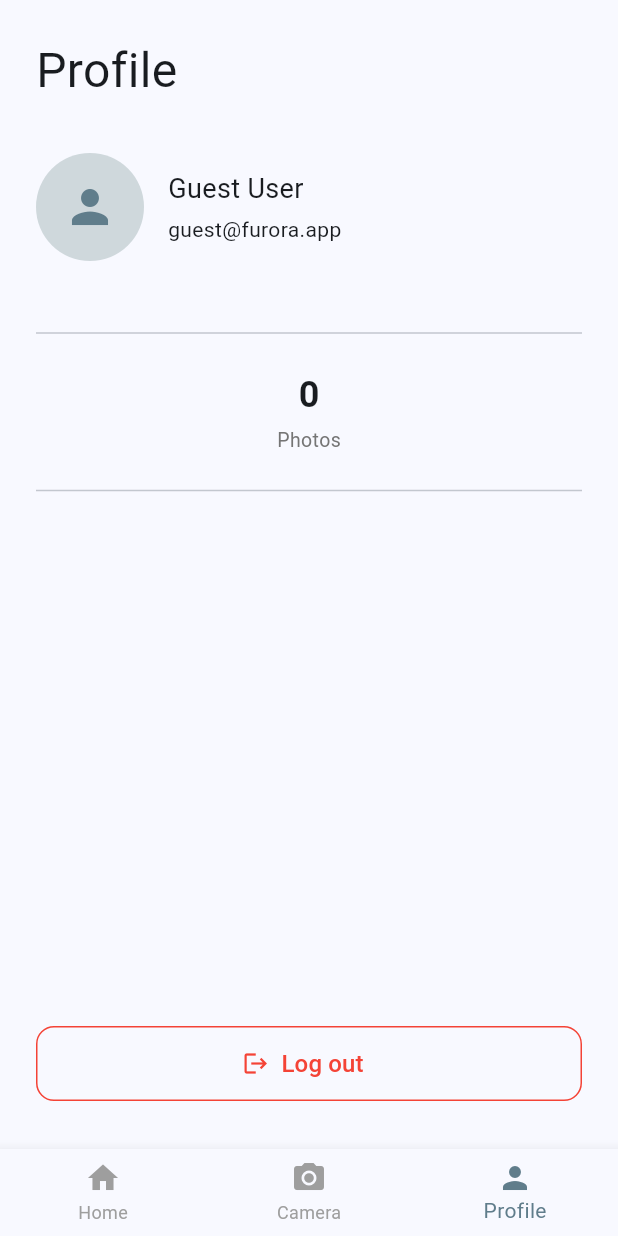
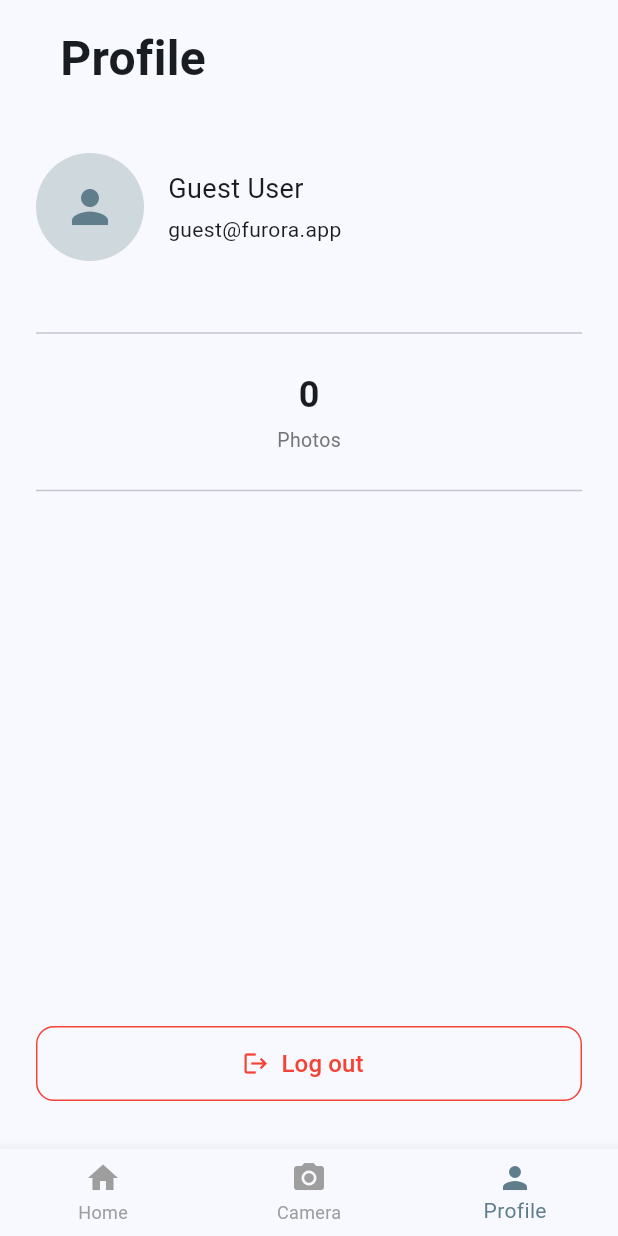
Before and after one commit to charleneTanataaa/Furora, a Flutter app: the MainNavigation screen opened directly, item 3 of the bottom bar chosen, on a phone screen of 412 x 824 dp. Run offline on Flutter 3.47's test engine with Material 3 defaults, Android fonts, the phone set to English and light mode, and no system bars; our stand-ins replace camera, shared_preferences; accounts and stored records are empty.

Commit message:
feat: logo front page and error-alignment profile

```diff
--- a/furora/lib/screen/profile_screen.dart
+++ b/furora/lib/screen/profile_screen.dart
@@ -21,10 +21,15 @@ class ProfilePage extends StatelessWidget {
         child: Column(
           crossAxisAlignment: CrossAxisAlignment.start,
           children: [
-            const SizedBox(height: 24),
-            const Text(
+            const Padding(
+              padding: EdgeInsets.fromLTRB(16, 16, 16, 8),
+              child: Text(
               'Profile',
-              style: TextStyle(fontSize: 32),
+              style: TextStyle(
+                fontSize: 32,
+                fontWeight: FontWeight.bold,
+              ),
+              ),
             ),
             const SizedBox(height: 32),
 
--- a/furora/pubspec.yaml
+++ b/furora/pubspec.yaml
@@ -61,6 +61,8 @@ flutter:
   # included with your application, so that you can use the icons in
   # the material Icons class.
   uses-material-design: true
+  assets:
+    - assets/images/
 
   # To add assets to your application, add an assets section, like this:
   # assets:
```
Also changed, not shown: furora/lib/screen/auth_screen.dart (+8 -3 lines), furora/lib/screen/home_screen.dart (+0 -16 lines), furora/assets/images/logo.png (added).
